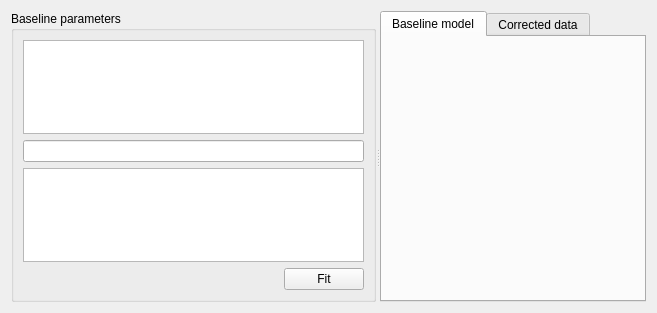
Above: Code/Mantid/MantidQt/CustomInterfaces/inc/MantidQtCustomInterfaces/Muon/ALCBaselineModellingView.ui from mantidproject/mantid before the change. Below: the same form after it.
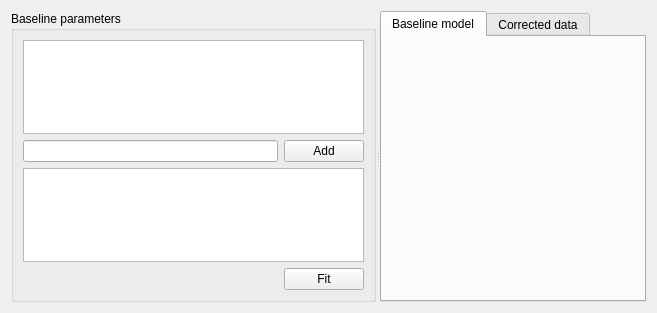
That is the form after the change. Custom widgets are drawn as their Qt base class.

Commit message:
Refs #9213. Change the way we work with baseline sections
Instead of just keeping the list in the view, we keep it in the
presenter, and handle view requests to modify it.

The edit to the form file:
```diff
--- a/Code/Mantid/MantidQt/CustomInterfaces/inc/MantidQtCustomInterfaces/Muon/ALCBaselineModellingView.ui
+++ b/Code/Mantid/MantidQt/CustomInterfaces/inc/MantidQtCustomInterfaces/Muon/ALCBaselineModellingView.ui
@@ -34,7 +34,18 @@
         <widget class="QTextEdit" name="function"/>
        </item>
        <item>
-        <widget class="QLineEdit" name="range"/>
+        <layout class="QHBoxLayout" name="horizontalLayout">
+         <item>
+          <widget class="QLineEdit" name="range"/>
+         </item>
+         <item>
+          <widget class="QPushButton" name="addSection">
+           <property name="text">
+            <string>Add</string>
+           </property>
+          </widget>
+         </item>
+        </layout>
        </item>
        <item>
         <widget class="QTextEdit" name="sections"/>
```
Left out of the diff: 6 changed lines with no effect on the pictures. The commit also changes 6 other files.
